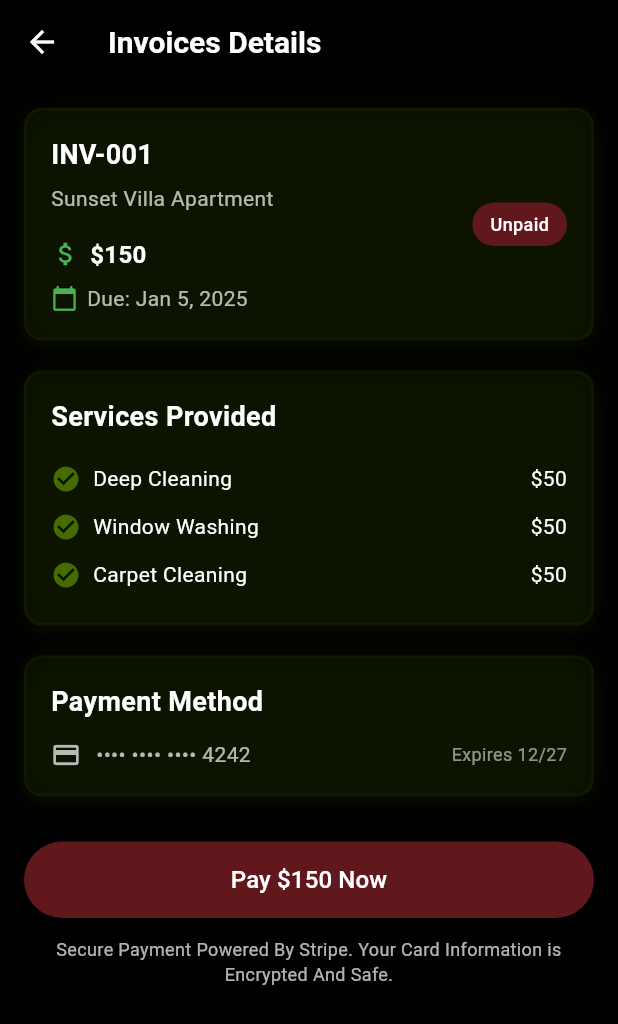
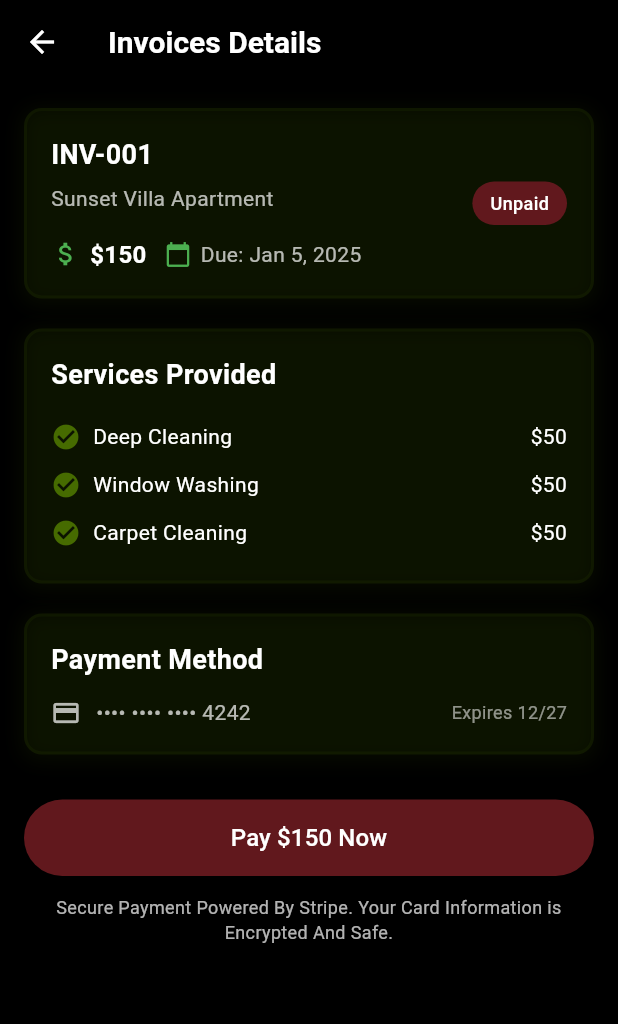
Before and after one commit to abdulrehman104/Outdoors-Mobile-App, a Flutter app: the InvoiceDetailScreen screen opened directly, on a phone screen of 412 x 824 dp. Shown: the top 1024 px of the screen. Run offline on Flutter 3.47's test engine with Material 3 defaults, Android fonts, the phone set to English and light mode, and no system bars; our stand-ins replace dio, flutter_secure_storage, shared_preferences; accounts and stored records are empty; project files that could hold a hidden picture were left out.

Commit message:
changes to invoice deatils

```diff
--- a/lib/features/customer/invoices/view/invoice_detail.dart
+++ b/lib/features/customer/invoices/view/invoice_detail.dart
@@ -56,7 +56,8 @@ class InvoiceDetailScreen extends StatelessWidget {
                 mainAxisAlignment: MainAxisAlignment.spaceBetween,
                 children: [
                   // Left Details
-                  Column(
+                  Expanded(
+                    child: Column(
                       crossAxisAlignment: CrossAxisAlignment.start,
                       children: [
                         Text(
@@ -89,11 +90,7 @@ class InvoiceDetailScreen extends StatelessWidget {
                                 fontWeight: FontWeight.bold,
                               ),
                             ),
-                        ],
-                      ),
-                      const SizedBox(height: 8),
-                      Row(
-                        children: [
+                            const SizedBox(width: 12),
                             const Icon(Icons.calendar_today,
                                 color: Colors.green, size: 18),
                             const SizedBox(width: 6),
@@ -108,10 +105,11 @@ class InvoiceDetailScreen extends StatelessWidget {
                         ),
                       ],
                     ),
+                  ),
                   // Right Status
                   Container(
-                    padding:
-                    const EdgeInsets.symmetric(horizontal: 12, vertical: 6),
+                    padding: const EdgeInsets.symmetric(
+                        horizontal: 12, vertical: 6),
                     decoration: BoxDecoration(
                       color: statusColor,
                       borderRadius: BorderRadius.circular(20),
```
Lines whose indentation alone changed are shown as unchanged.
